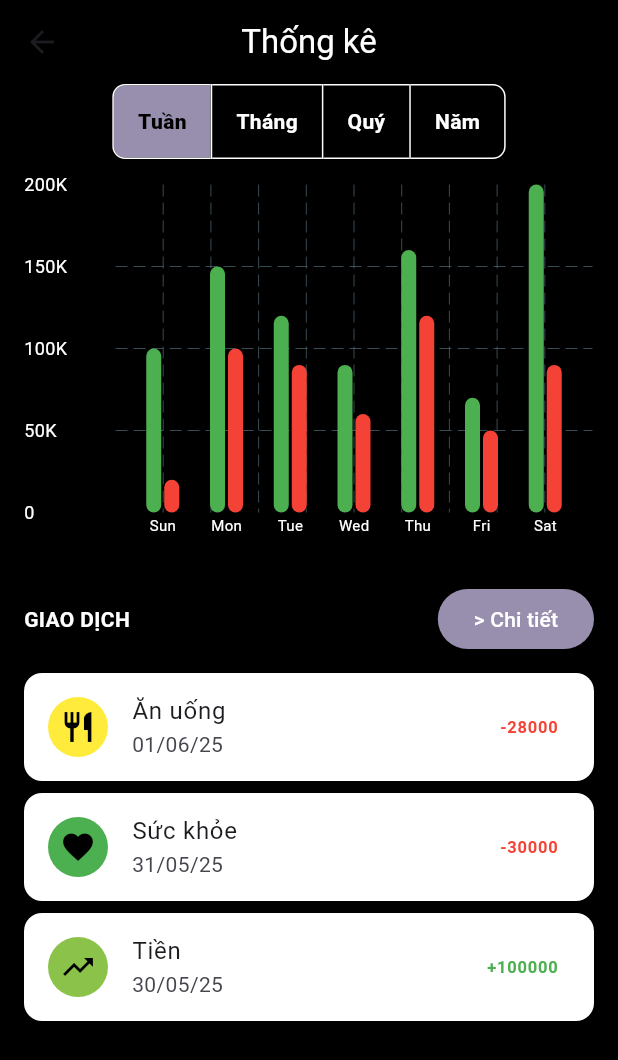
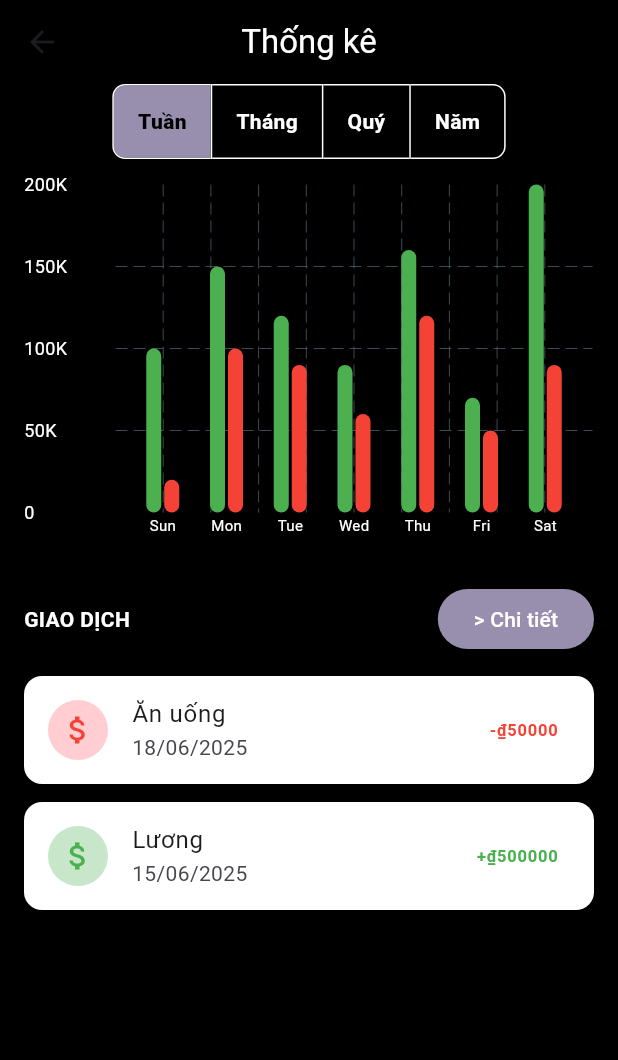
Before and after one commit to NazeCreative/SAMON, a Flutter app: the MyBarChartPage screen opened directly, on a phone screen of 412 x 824 dp. Shown: the top 1060 px of the screen. Run offline on Flutter 3.47's test engine with Material 3 defaults, Android fonts, the phone set to English and light mode, and no system bars; drawn by our look-alikes of fl_chart; network calls fail.

Commit message:
Sửa màu p2

```diff
--- a/project_s/lib/screens/bar_chart_page.dart
+++ b/project_s/lib/screens/bar_chart_page.dart
@@ -36,29 +36,21 @@ class _MyBarChartPageState extends State<MyBarChartPage> {
   ];
 
   //phông bạt giao dịch
-  List<Map<String, dynamic>> transactions = [
+  final List<Map<String, dynamic>> transactions = [
     {
-      'icon': Icons.restaurant,
-      'color': Colors.yellow,
-      'title': 'Ăn uống',
-      'amount': -28000,
-      'date': '01/06/25'
+      "title": "Ăn uống",
+      "amount": 50000,
+      "date": "18/06/2025",
+      "type": "expense", // Tiền ra
     },
     {
-      'icon': Icons.favorite,
-      'color': Colors.green,
-      'title': 'Sức khỏe',
-      'amount': -30000,
-      'date': '31/05/25'
-    },
-    {
-      'icon': Icons.trending_up,
-      'color': Colors.lightGreen,
-      'title': 'Tiền',
-      'amount': 100000,
-      'date': '30/05/25'
+      "title": "Lương",
+      "amount": 500000,
+      "date": "15/06/2025",
+      "type": "income", // Tiền vào
     },
   ];
+
 
   @override
   Widget build(BuildContext context) {
@@ -161,33 +153,32 @@ class _MyBarChartPageState extends State<MyBarChartPage> {
               ],
             ),
           ),
-          Expanded(
-            child: ListView.builder(
-              itemCount: transactions.length,
-              itemBuilder: (context, index) {
-                var tx = transactions[index];
-                return Card(
+          ...transactions.map(
+                (tx) => Card(
               color: Colors.white,
-                  margin: const EdgeInsets.symmetric(horizontal: 16, vertical: 4),
+              margin: const EdgeInsets.symmetric(horizontal: 16, vertical: 6),
               child: ListTile(
                 leading: CircleAvatar(
-                      backgroundColor: tx['color'],
-                      child: Icon(tx['icon'], color: Colors.black),
+                  backgroundColor: tx['type'] == 'income' ? Colors.green[100] : Colors.red[100],
+                  child: Icon(
+                    Icons.attach_money,
+                    color: tx['type'] == 'income' ? Colors.green : Colors.red,
+                  ),
                 ),
                 title: Text(tx['title']),
                 subtitle: Text(tx['date']),
                 trailing: Text(
-                      '${tx['amount'] > 0 ? '+' : ''}${tx['amount'].toStringAsFixed(0)}',
+                  '${tx['type'] == 'income' ? '+' : '-'}₫${tx['amount']}',
                   style: TextStyle(
-                        color: tx['amount'] > 0 ? Colors.green : Colors.red,
+                    color: tx['type'] == 'income' ? Colors.green : Colors.red,
                     fontWeight: FontWeight.bold,
                   ),
                 ),
               ),
-                );
-              },
             ),
           ),
+
+          SizedBox(height: 100),
         ],
       ),
     );
--- a/project_s/lib/screens/home_screen.dart
+++ b/project_s/lib/screens/home_screen.dart
@@ -8,9 +8,18 @@ class HomeScreen extends StatelessWidget {
   final double tienChi = 200000;
 
   final List<Map<String, dynamic>> transactions = [
-    {"title": "Ăn uống", "amount": 50000, "date": "18/06/2025"},
-    {"title": "Mua sắm", "amount": 150000, "date": "17/06/2025"},
-    {"title": "Lương", "amount": 500000, "date": "15/06/2025"},
+    {
+      "title": "Ăn uống",
+      "amount": 50000,
+      "date": "18/06/2025",
+      "type": "expense", // Tiền ra
+    },
+    {
+      "title": "Lương",
+      "amount": 500000,
+      "date": "15/06/2025",
+      "type": "income", // Tiền vào
+    },
   ];
 
   @override
@@ -165,13 +174,19 @@ class HomeScreen extends StatelessWidget {
               ],
             ),
             ...transactions.map(
-              (tx) => Card(
+                  (tx) => Card(
                 margin: EdgeInsets.symmetric(vertical: 6),
                 child: ListTile(
                   leading: CircleAvatar(child: Icon(Icons.image)),
                   title: Text(tx['title']),
                   subtitle: Text(tx['date']),
-                  trailing: Text('₫${tx['amount']}'),
+                  trailing: Text(
+                    '${tx['type'] == 'income' ? '+' : '-'}₫${tx['amount']}',
+                    style: TextStyle(
+                      color: tx['type'] == 'income' ? Colors.green : Colors.red,
+                      fontWeight: FontWeight.bold,
+                    ),
+                  ),
                 ),
               ),
             ),
--- a/project_s/lib/wallet_screens/add_wallet_screen.dart
+++ b/project_s/lib/wallet_screens/add_wallet_screen.dart
@@ -40,10 +40,11 @@ class _AddWalletScreenState extends State<AddWalletScreen> {
         title: const Text('Thêm Ví'),
         leading: IconButton(
           icon: const Icon(Icons.arrow_back),
+          color: Colors.white,
           onPressed: () => Navigator.pop(context),
         ),
-        backgroundColor: Colors.white,
-        foregroundColor: Colors.black,
+        backgroundColor: Colors.black,
+        foregroundColor: Colors.white,
         elevation: 1,
         centerTitle: true,
       ),
--- a/project_s/lib/wallet_screens/wallet_screen.dart
+++ b/project_s/lib/wallet_screens/wallet_screen.dart
@@ -60,7 +60,7 @@ class _WalletScreenState extends State<WalletScreen> {
               ),
             ),
             const SizedBox(height: 20),
-            const Text('Tổng số dư', style: TextStyle(color: Colors.white70)),
+            const Text('Tổng số dư', style: TextStyle(color: Colors.white70, fontSize: 20)),
             Row(
               mainAxisAlignment: MainAxisAlignment.center,
               children: [
```
Also changed, not shown: project_s/lib/screens/account.dart (+28 -15 lines), project_s/lib/wallet_screens/edit_wallet_screen.dart (+16 -9 lines). Lines whose indentation alone changed are shown as unchanged.
